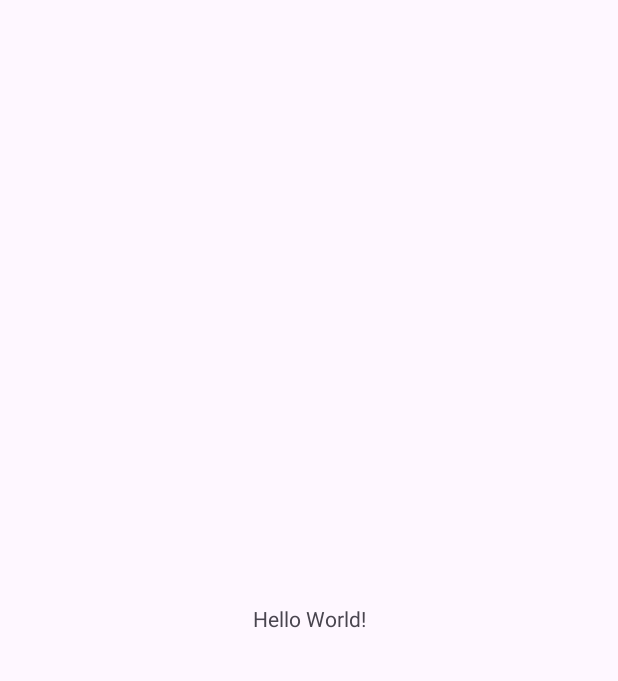
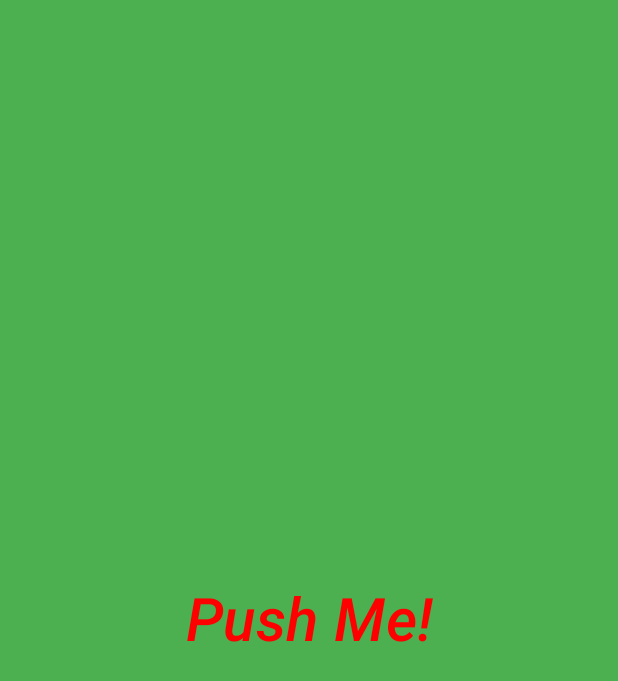
Before and after one commit to QinruoYang/biggobutton, an Android app: the screen it shows after launch (MainActivity), on a phone screen of 412 x 824 dp. Before the commit the part shown is almost empty. Shown: the top 681 px of the screen. Run offline under Robolectric (Android 15) with nearby library versions, the phone set to English and light mode, and no system bars.

Commit message:
finish hw

```diff
--- a/app/src/main/java/edu/uw/ischool/qy54/biggobutton/MainActivity.kt
+++ b/app/src/main/java/edu/uw/ischool/qy54/biggobutton/MainActivity.kt
@@ -2,10 +2,29 @@ package edu.uw.ischool.qy54.biggobutton
 
 import androidx.appcompat.app.AppCompatActivity
 import android.os.Bundle
+import android.widget.Button
 
 class MainActivity : AppCompatActivity() {
+
+    private var pushCount = 0
+
     override fun onCreate(savedInstanceState: Bundle?) {
         super.onCreate(savedInstanceState)
         setContentView(R.layout.activity_main)
+
+        val pushButton: Button = findViewById(R.id.pushButton)
+        pushButton.setOnClickListener {
+            pushCount++
+            updateButtonText()
+        }
+    }
+
+    private fun updateButtonText() {
+        val pushButton: Button = findViewById(R.id.pushButton)
+        val text = when (pushCount) {
+            1 -> getString(R.string.pushed_once, pushCount)
+            else -> getString(R.string.pushed_multiple, pushCount)
+        }
+        pushButton.text = text
     }
 }
--- a/app/src/main/res/layout/activity_main.xml
+++ b/app/src/main/res/layout/activity_main.xml
@@ -4,15 +4,17 @@
     xmlns:tools="http://schemas.android.com/tools"
     android:layout_width="match_parent"
     android:layout_height="match_parent"
+    android:background="@color/green"
     tools:context=".MainActivity">
 
-    <TextView
-        android:layout_width="wrap_content"
-        android:layout_height="wrap_content"
-        android:text="Hello World!"
+    <Button
+        android:id="@+id/pushButton"
+        android:text="@string/push_me"
+        style="@style/FullScreenButtonStyle"
         app:layout_constraintBottom_toBottomOf="parent"
         app:layout_constraintEnd_toEndOf="parent"
         app:layout_constraintStart_toStartOf="parent"
-        app:layout_constraintTop_toTopOf="parent" />
+        app:layout_constraintTop_toTopOf="parent"
+        android:background="?android:attr/selectableItemBackground" />
 
 </androidx.constraintlayout.widget.ConstraintLayout>
--- a/app/src/main/res/values/colors.xml
+++ b/app/src/main/res/values/colors.xml
@@ -2,4 +2,6 @@
 <resources>
     <color name="black">#FF000000</color>
     <color name="white">#FFFFFFFF</color>
+    <color name="red">#FFFF0000</color>
+    <color name="green">#4CAF50</color>
 </resources>
--- a/app/src/main/res/values/strings.xml
+++ b/app/src/main/res/values/strings.xml
@@ -1,3 +1,6 @@
 <resources>
     <string name="app_name">Biggobutton</string>
+    <string name="push_me">Push Me!</string>
+    <string name="pushed_once">You have pushed me %1$d time!</string>
+    <string name="pushed_multiple">You have pushed me %1$d times!</string>
 </resources>
--- /dev/null
+++ b/app/src/main/res/values/styles.xml
@@ -0,0 +1,10 @@
+<?xml version="1.0" encoding="utf-8"?>
+<resources>
+    <style name="FullScreenButtonStyle">
+        <item name="android:layout_width">0dp</item>
+        <item name="android:layout_height">0dp</item>
+        <item name="android:textColor">@color/red</item>
+        <item name="android:textSize">40dp</item>
+        <item name="android:textStyle">italic</item>
+    </style>
+</resources>
```
Also changed, not shown: 3 other files.
